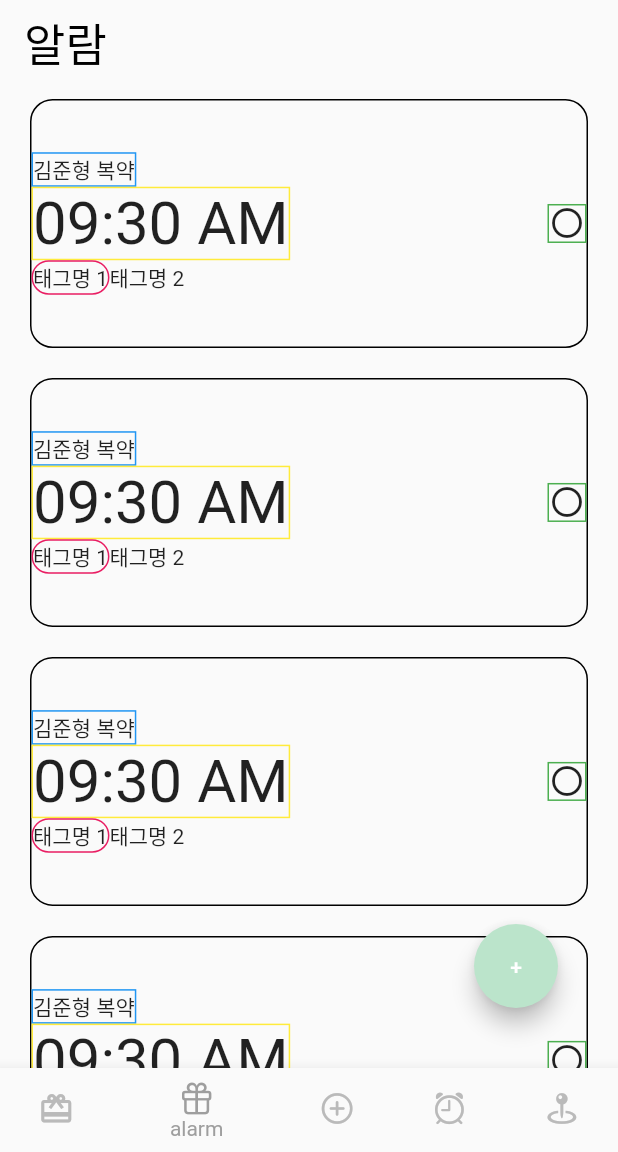
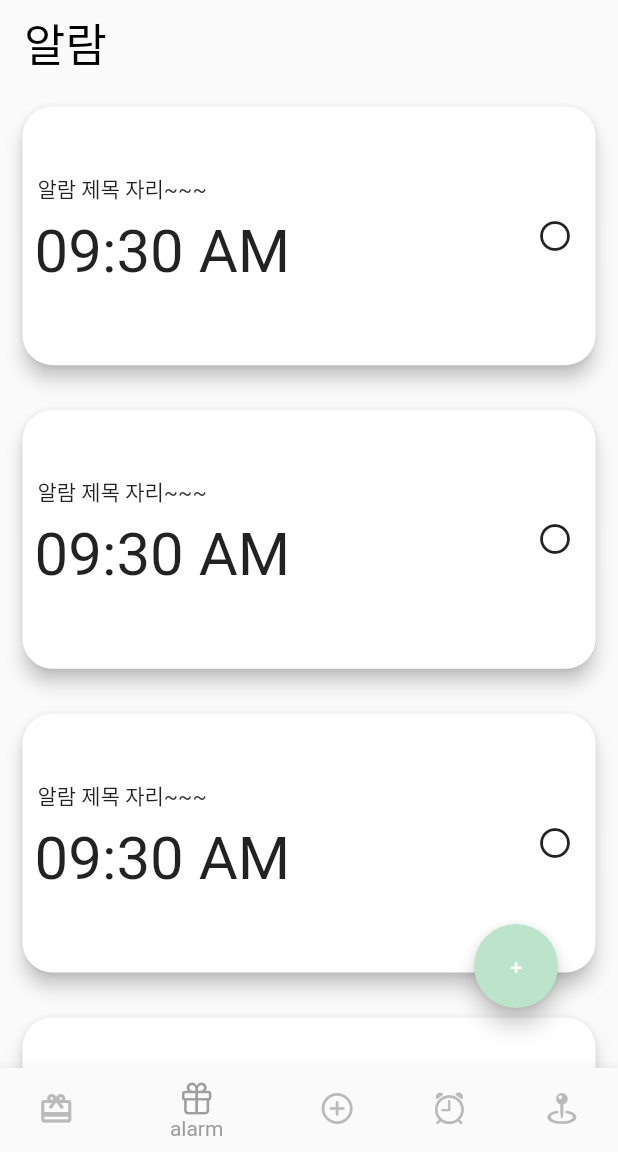
Before and after one commit to AI-FOR-ALL-I/YakChaCha, a Flutter app: the screen it shows after launch, item 2 of the bottom bar chosen, on a phone screen of 412 x 824 dp, the part 84-1236 px from its top. Run offline on Flutter 3.47's test engine with Material 2 defaults, Android fonts, the phone set to English and light mode, and no system bars; our stand-ins replace flutter_time_picker_spinner; missing offline and left inert: kakao_flutter_sdk.

Commit message:
[S08P22A803-168] Feat: 알람 설정 페이지 구현 레이아웃 구현

```diff
--- a/frontend/lib/screens/alarm/alarm_detail_page.dart
+++ b/frontend/lib/screens/alarm/alarm_detail_page.dart
@@ -95,7 +95,9 @@ class AlarmDetailPage extends StatelessWidget {
                       itemCount: 10,
                       // shrinkWrap: true,
                       itemBuilder: ((context, index) {
-                        return MyPill(); // TODO: MyPill이 안나오는 문제는 동준이한테 물어보기
+                        return MyPill(
+                          isAlarmRegister: false,
+                        ); // TODO: MyPill이 안나오는 문제는 동준이한테 물어보기
                       })),
                 )
               ],
--- a/frontend/lib/screens/alarm_page.dart
+++ b/frontend/lib/screens/alarm_page.dart
@@ -24,7 +24,7 @@ class AlarmPage extends StatelessWidget {
               ListView.builder(
                   itemCount: 10,
                   itemBuilder: (context, i) {
-                    return CustomAlarmWidget();
+                    return CustomAlarmWidget(status: 3);
                   }),
               Positioned(
                 bottom: 40,
--- a/frontend/lib/widgets/alarm/alarm_widget.dart
+++ b/frontend/lib/widgets/alarm/alarm_widget.dart
@@ -1,23 +1,39 @@
 import 'package:flutter/material.dart';
 import 'package:frontend/screens/alarm/alarm_detail_page.dart';
+import 'package:intl/intl.dart';
 
 class CustomAlarmWidget extends StatelessWidget {
-  const CustomAlarmWidget({super.key});
+  const CustomAlarmWidget({Key? key, required this.status}) : super(key: key);
+  final int status;
 
   @override
   Widget build(BuildContext context) {
+    Color statusColor = Colors.white;
+
+    if (status == 1) {
+      statusColor = Theme.of(context).colorScheme.error;
+    } else if (status == 2) {
+      statusColor = Theme.of(context).colorScheme.primary;
+    }
+    Color statusBorderColor = Colors.transparent;
+
+    // if (status == 3) {
+    //   statusBorderColor = Theme.of(context).colorScheme.background;
+    // }
+
     return GestureDetector(
       onTap: () {
         Navigator.push(context,
             MaterialPageRoute(builder: (context) => AlarmDetailPage()));
       },
+      child: Padding(
+        padding: const EdgeInsets.all(15.0),
+        child: Material(
+          elevation: 5,
+          borderRadius: BorderRadius.circular(20),
+          color: statusColor,
           child: AspectRatio(
             aspectRatio: 319 / 144,
-        child: Container(
-          margin: EdgeInsets.fromLTRB(20, 10, 20, 10),
-          decoration: BoxDecoration(
-              border: Border.all(color: Colors.black),
-              borderRadius: BorderRadius.circular(15)),
             child: Center(
               child: Row(
                   mainAxisAlignment: MainAxisAlignment.spaceBetween,
@@ -28,40 +44,32 @@ class CustomAlarmWidget extends StatelessWidget {
                         crossAxisAlignment: CrossAxisAlignment.start,
                         children: [
                           Container(
-                          decoration: BoxDecoration(
-                              border: Border.all(color: Colors.blue)),
-                          child: Text('김준형 복약'),
+                            child: Padding(
+                              padding: const EdgeInsets.only(left: 10.0),
+                              child: Text('알람 제목 자리~~~'),
+                            ),
                           ),
                           Container(
+                            child: Padding(
+                              padding: const EdgeInsets.all(8.0),
                               child: Text(
                                 '09:30 AM',
                                 style: TextStyle(fontSize: 40),
                               ),
-                          decoration: BoxDecoration(
-                              border: Border.all(color: Colors.yellow)),
                             ),
-                        Row(
-                          children: [
-                            Container(
-                                decoration: BoxDecoration(
-                                    border: Border.all(
-                                      color: Colors.pink,
                           ),
-                                    borderRadius: BorderRadius.circular(15)),
-                                child: Text('태그명 1')),
-                            Text('태그명 2')
-                          ],
-                        )
                         ],
                       ),
                     ),
-                  Container(
-                    decoration:
-                        BoxDecoration(border: Border.all(color: Colors.green)),
+                    Padding(
+                      padding: const EdgeInsets.only(right: 15.0),
+                      child: Container(
                         child: Icon(Icons.radio_button_unchecked_outlined),
                         // child: Icon(Icons.check_circle_outlined),
+                      ),
                     ) // 여기가 체크 아이콘
                   ]),
+            ),
           ),
         ),
       ),
--- a/frontend/pubspec.yaml
+++ b/frontend/pubspec.yaml
@@ -38,8 +38,9 @@ dependencies:
   kakao_flutter_sdk: ^1.4.1 # 전체 추가
   # 통신을 위해 필요한 http package
   http: ^0.13.5
+  flutter_time_picker_spinner: ^2.0.0
+  intl: ^0.18.0
   # 태그 선택기 용
-  textfield_tags: ^2.0.2
 
 dev_dependencies:
   flutter_test:
```
Also changed, not shown: frontend/lib/screens/alarm/alarm_create_page.dart (+60 -10 lines), frontend/lib/screens/alarm/alarm_my_pill_page.dart (added, +26 -0 lines), frontend/lib/screens/drug_history_page.dart (+33 -11 lines), frontend/lib/widgets/alarm/custom_time_picker.dart (+46 -0 lines), frontend/lib/widgets/common/tag_picker.dart (+50 -15 lines), frontend/lib/widgets/common/tag_widget.dart (+6 -2 lines), frontend/lib/widgets/mypills/my_pill.dart (+76 -43 lines), frontend/pubspec.lock. Lines whose indentation alone changed are shown as unchanged.
